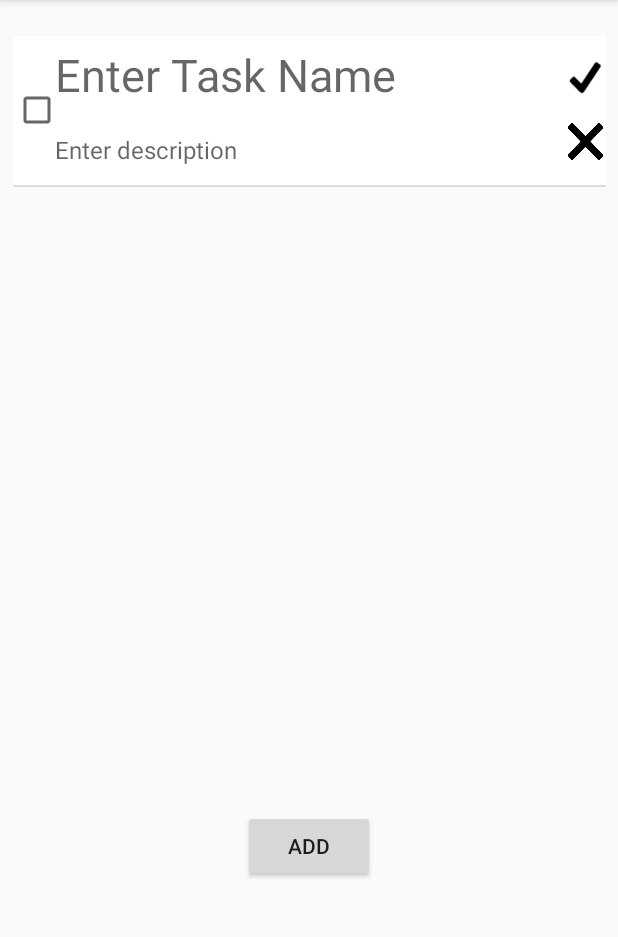
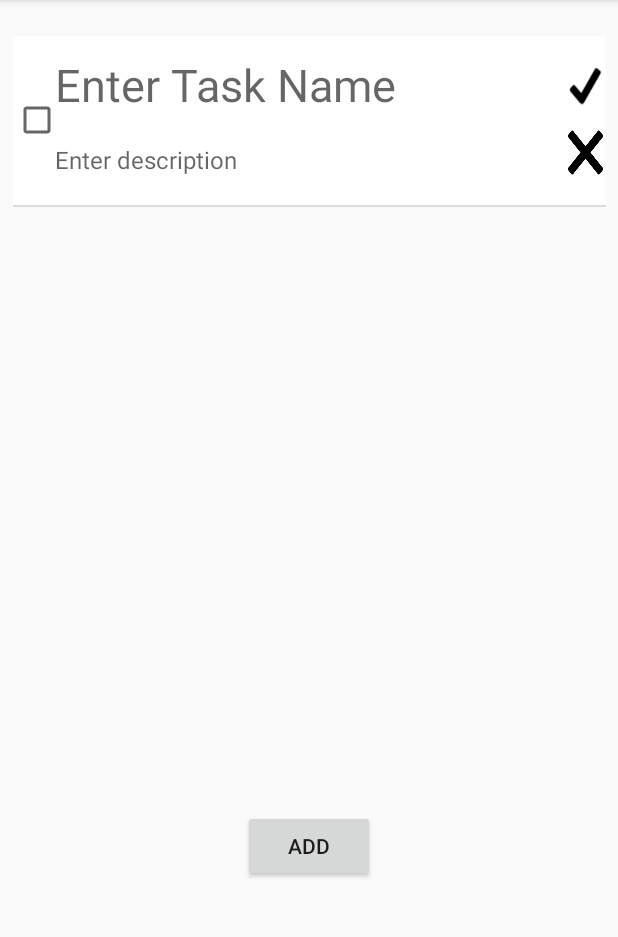
Before and after one commit to shivakanthsujit/ProcrastinatorPlus, an Android app: the screen it shows after launch (MainActivity), after a tap on an icon or button, on a phone screen of 412 x 824 dp, the part 84-1021 px from its top. Run offline under Robolectric (Android 15) with nearby library versions, the light colour scheme and no system bars; 1 other tap on this screen came first.

Commit message:
Clean up some parts of code

```diff
--- a/app/src/main/AndroidManifest.xml
+++ b/app/src/main/AndroidManifest.xml
@@ -16,7 +16,7 @@
                 <category android:name="android.intent.category.LAUNCHER" />
             </intent-filter>
         </activity>
-        <activity android:name=".NewTask"></activity>
+
     </application>
 
 </manifest>
--- a/app/src/main/java/io/github/shivakanthsujit/procrastinatorplus/CustomListAdapter.java
+++ b/app/src/main/java/io/github/shivakanthsujit/procrastinatorplus/CustomListAdapter.java
@@ -95,7 +95,8 @@ public class CustomListAdapter extends ArrayAdapter {
             public void onFocusChange(View v, boolean hasFocus) {
                 TextView t = (TextView)v;
                 String tt = t.getText().toString();
-                Toast.makeText(context,tt , Toast.LENGTH_SHORT).show();
+                td.get(pos).head = tt;
+                //Toast.makeText(context,tt , Toast.LENGTH_SHORT).show();
             }
         });
         holder.tdS.setOnFocusChangeListener(new View.OnFocusChangeListener() {
@@ -107,7 +108,8 @@ public class CustomListAdapter extends ArrayAdapter {
 
                 TextView t = (TextView)v;
                 String tt = t.getText().toString();
-                Toast.makeText(context,tt , Toast.LENGTH_SHORT).show();
+                td.get(pos).sub = tt;
+                //Toast.makeText(context,tt , Toast.LENGTH_SHORT).show();
             }}
         });
         holder.tdS.setOnClickListener(new View.OnClickListener() {
@@ -169,8 +171,8 @@ public class CustomListAdapter extends ArrayAdapter {
 
                 String temp = td.get(pos).head ;
 
-                //String temp2 = "Task " + td.get(pos).head + " has been created";
-                //Toast.makeText(context,temp2 , Toast.LENGTH_SHORT).show();
+                String temp2 = "Task " + td.get(pos).head + " has been created";
+                Toast.makeText(context,temp2 , Toast.LENGTH_SHORT).show();
                 }
         });
 
--- a/app/src/main/java/io/github/shivakanthsujit/procrastinatorplus/MainActivity.java
+++ b/app/src/main/java/io/github/shivakanthsujit/procrastinatorplus/MainActivity.java
@@ -12,6 +12,7 @@ import android.widget.AdapterView;
 import android.widget.Button;
 import android.widget.EditText;
 import android.widget.ListView;
+import android.widget.Toast;
 
 import java.util.ArrayList;
 
@@ -26,7 +27,7 @@ public class MainActivity extends AppCompatActivity {
     protected void onCreate(Bundle savedInstanceState) {
         super.onCreate(savedInstanceState);
         setContentView(R.layout.activity_main);
-
+        Toast.makeText(this,"Press the check mark on the right to save your task." , Toast.LENGTH_LONG).show();
         list = findViewById(R.id.list);
         add = findViewById(R.id.add);
         final CustomListAdapter whatever = new CustomListAdapter(this, tdList);
--- /dev/null
+++ b/app/src/main/res/drawable/bkshape.xml
@@ -0,0 +1,25 @@
+<?xml version="1.0" encoding="utf-8"?>
+<layer-list xmlns:android="http://schemas.android.com/apk/res/android">
+
+    <item >
+        <shape
+            android:shape="rectangle">
+            <solid android:color="#C8C8C8" />
+            <corners android:radius="10dp"/>
+            <!-- Not needed anymore after using padding and divider in ListView-->
+            <stroke android:width="20dp"/>
+        </shape>
+    </item>
+
+    <item android:right="0.5dp" android:left="0.5dp" android:top="0.5dp" android:bottom="1.5dp">
+        <shape
+            android:shape="rectangle">
+            <solid android:color="@android:color/white"/>
+            <corners android:radius="10dp"/>
+            <!-- Not needed anymore after using padding and divider in ListView-->
+            <stroke android:width="20dp"/>
+            <padding android:left="7dp" android:right="7dp"
+                android:top="7dp" android:bottom="7dp" />
+        </shape>
+    </item>
+</layer-list>
--- a/app/src/main/res/layout/activity_main.xml
+++ b/app/src/main/res/layout/activity_main.xml
@@ -15,7 +15,8 @@
         app:layout_constraintBottom_toTopOf="@+id/add"
         app:layout_constraintEnd_toEndOf="parent"
         app:layout_constraintStart_toStartOf="parent"
-        app:layout_constraintTop_toTopOf="@+id/guideline" />
+        app:layout_constraintTop_toTopOf="@+id/guideline"
+        />
 
     <android.support.constraint.Guideline
         android:id="@+id/guideline"
--- a/app/src/main/res/layout/todo.xml
+++ b/app/src/main/res/layout/todo.xml
@@ -2,7 +2,8 @@
 <LinearLayout xmlns:android="http://schemas.android.com/apk/res/android"
     android:id="@+id/lo"
     android:layout_width="match_parent"
-    android:layout_height="wrap_content">
+    android:layout_height="wrap_content"
+    android:background="@drawable/bkshape">
 
     <LinearLayout
         android:layout_width="match_parent"
@@ -58,7 +59,7 @@
             android:id="@+id/confirm"
             android:layout_width="match_parent"
             android:layout_height="0dp"
-            android:layout_weight="2"
+            android:layout_weight="3"
             android:background="@drawable/c" />
 
         <Space
@@ -71,7 +72,7 @@
             android:layout_width="match_parent"
             android:layout_height="0dp"
             android:layout_gravity="center"
-            android:layout_weight="2"
+            android:layout_weight="3"
             android:background="@drawable/x"
             android:gravity="center" />
 
--- a/app/src/main/res/values/strings.xml
+++ b/app/src/main/res/values/strings.xml
@@ -1,3 +1,5 @@
 <resources>
     <string name="app_name">Procrastinator Plus</string>
+    <string name="appwidget_text">EXAMPLE</string>
+    <string name="add_widget">Add widget</string>
 </resources>
```
Also changed, not shown: app/src/main/java/io/github/shivakanthsujit/procrastinatorplus/NewTask.java (deleted, +0 -13 lines), app/src/main/res/layout/activity_new_task.xml (deleted, +0 -9 lines), app/src/main/res/values-v14/dimens.xml (added, +10 -0 lines), app/src/main/res/values/dimens.xml (added, +10 -0 lines), app/src/main/res/drawable-nodpi/example_appwidget_preview.png (added).
